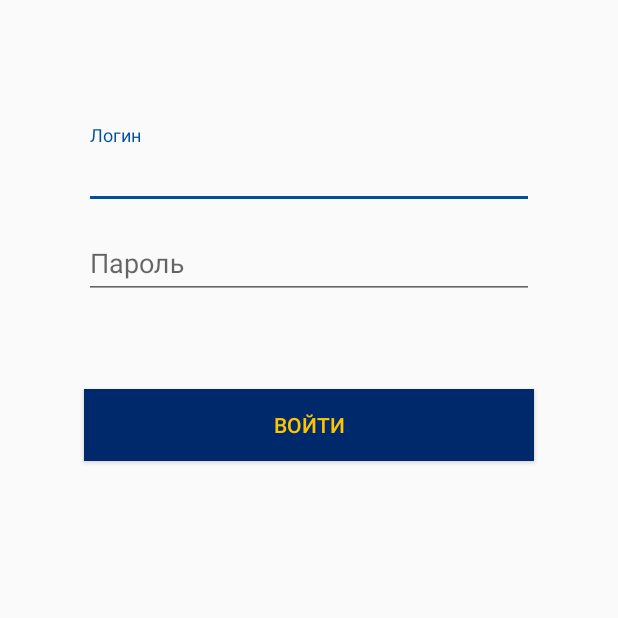
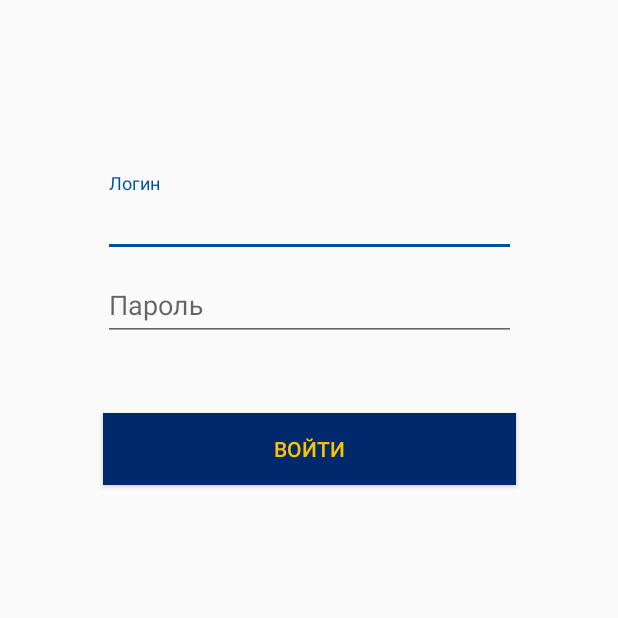
Before and after one commit to Nagan11/journal, an Android app: the screen it shows after launch (LogInActivity), on a phone screen of 412 x 824 dp, the top half of it. Run offline under Robolectric (Android 15) with nearby library versions, the phone set to English and light mode, and no system bars.

Commit message:
CC
> Login root layout is Constraint Layout now
> Some class properties moved from YearData to WeekManager

```diff
--- a/app/src/main/java/com/example/journal/LogInActivity.java
+++ b/app/src/main/java/com/example/journal/LogInActivity.java
@@ -33,7 +33,7 @@ public class LogInActivity extends AppCompatActivity {
     private RealNameParser realNameParser;
     private String realName;
 
-    private Button loginButton;
+    private Button logInButton;
 
 
     @Override
@@ -48,12 +48,12 @@ public class LogInActivity extends AppCompatActivity {
 
         logInManager = new LogInManager(ROOT_DIRECTORY);
 
-        mainMenuActivity = new Intent(this, MainMenuActivity.class);
+        mainMenuActivity = new Intent(CONTEXT, MainMenuActivity.class);
 
         breakLoginAttempt = false;
 
-        loginButton = findViewById(R.id.LoginButton);
-        enableLoginButton();
+        logInButton = findViewById(R.id.LogInButton);
+        enableLogInButton();
     }
 
     @Override
@@ -61,12 +61,12 @@ public class LogInActivity extends AppCompatActivity {
 
     public void loginButtonOnClick(View view) {
         try {
-            disableLoginButton();
+            disableLogInButton();
             loginThread = new Thread(new LoginRunnable());
             loginAwaitThread = new Thread(new LoginAwaitRunnable());
             loginThread.start();
         } catch (Exception e) {
-            enableLoginButton();
+            enableLogInButton();
             System.out.println(e);
         }
     }
@@ -125,7 +125,7 @@ public class LogInActivity extends AppCompatActivity {
                             Toast.makeText(CONTEXT, "Wrong login or password", Toast.LENGTH_SHORT).show();
                         }
                     });
-                    enableLoginButton();
+                    enableLogInButton();
                     break;
                 case ERROR_OCCURED:
                     runOnUiThread(new Runnable() {
@@ -133,7 +133,7 @@ public class LogInActivity extends AppCompatActivity {
                             Toast.makeText(CONTEXT, "Error occured", Toast.LENGTH_SHORT).show();
                         }
                     });
-                    enableLoginButton();
+                    enableLogInButton();
                     break;
                 case DEFAULT:
                     runOnUiThread(new Runnable() {
@@ -141,7 +141,7 @@ public class LogInActivity extends AppCompatActivity {
                             Toast.makeText(CONTEXT, "WTF", Toast.LENGTH_SHORT).show();
                         }
                     });
-                    enableLoginButton();
+                    enableLogInButton();
                     break;
             }
         }
@@ -156,17 +156,17 @@ public class LogInActivity extends AppCompatActivity {
 
     }
 
-    private void enableLoginButton() {
+    private void enableLogInButton() {
         runOnUiThread(new Runnable() {
             public void run() {
-                loginButton.setEnabled(true);
+                logInButton.setEnabled(true);
             }
         });
     }
-    private void disableLoginButton() {
+    private void disableLogInButton() {
         runOnUiThread(new Runnable() {
             public void run() {
-                loginButton.setEnabled(false);
+                logInButton.setEnabled(false);
             }
         });
     }
--- a/app/src/main/res/layout/activity_new_user_login.xml
+++ b/app/src/main/res/layout/activity_new_user_login.xml
@@ -1,5 +1,5 @@
 <?xml version="1.0" encoding="utf-8"?>
-<androidx.coordinatorlayout.widget.CoordinatorLayout xmlns:android="http://schemas.android.com/apk/res/android"
+<androidx.constraintlayout.widget.ConstraintLayout xmlns:android="http://schemas.android.com/apk/res/android"
     xmlns:app="http://schemas.android.com/apk/res-auto"
     xmlns:tools="http://schemas.android.com/tools"
     android:layout_width="match_parent"
@@ -7,36 +7,16 @@
     android:fitsSystemWindows="false"
     tools:context=".LogInActivity">
 
-    <com.google.android.material.appbar.AppBarLayout
-        android:layout_width="match_parent"
-        android:layout_height="wrap_content"
-        android:theme="@style/AppTheme.AppBarOverlay" />
-
-    <LinearLayout
-        android:id="@+id/LnpWindowLayout"
-        android:layout_width="match_parent"
-        android:layout_height="283dp"
-        android:orientation="vertical">
-
-    </LinearLayout>
-
-    <LinearLayout
-        android:id="@+id/LnpLayout"
-        android:layout_width="match_parent"
-        android:layout_height="60dp"
-        android:orientation="vertical"
-        app:layout_anchor="@+id/LnpWindowLayout"
-        app:layout_anchorGravity="center">
-
-    </LinearLayout>
-
     <com.google.android.material.textfield.TextInputLayout
         android:id="@+id/UsernameField"
-        android:layout_width="300dp"
+        android:layout_width="275dp"
         android:layout_height="wrap_content"
         app:counterEnabled="false"
-        app:layout_anchor="@+id/LnpLayout"
-        app:layout_anchorGravity="top|center">
+        app:layout_constraintBottom_toBottomOf="parent"
+        app:layout_constraintEnd_toEndOf="parent"
+        app:layout_constraintStart_toStartOf="parent"
+        app:layout_constraintTop_toTopOf="parent"
+        app:layout_constraintVertical_bias="0.15">
 
         <com.google.android.material.textfield.TextInputEditText
             android:id="@+id/UsernameInput"
@@ -49,10 +29,13 @@
 
     <com.google.android.material.textfield.TextInputLayout
         android:id="@+id/PasswordField"
-        android:layout_width="300dp"
+        android:layout_width="275dp"
         android:layout_height="wrap_content"
-        app:layout_anchor="@+id/LnpLayout"
-        app:layout_anchorGravity="bottom|center">
+        app:layout_constraintBottom_toBottomOf="parent"
+        app:layout_constraintEnd_toEndOf="parent"
+        app:layout_constraintStart_toStartOf="parent"
+        app:layout_constraintTop_toBottomOf="@+id/UsernameField"
+        app:layout_constraintVertical_bias="0.0">
 
         <com.google.android.material.textfield.TextInputEditText
             android:id="@+id/PasswordInput"
@@ -65,14 +48,18 @@
     </com.google.android.material.textfield.TextInputLayout>
 
     <Button
-        android:id="@+id/LoginButton"
-        android:layout_width="300dp"
+        android:id="@+id/LogInButton"
+        android:layout_width="275dp"
         android:layout_height="wrap_content"
+        android:layout_marginTop="48dp"
         android:background="@color/DarkBlue"
         android:onClick="loginButtonOnClick"
         android:text="@string/login_button_text"
         android:textColor="@color/DarkYellow"
-        app:layout_anchor="@+id/LnpWindowLayout"
-        app:layout_anchorGravity="bottom|center" />
+        app:layout_constraintBottom_toBottomOf="parent"
+        app:layout_constraintEnd_toEndOf="parent"
+        app:layout_constraintStart_toStartOf="parent"
+        app:layout_constraintTop_toBottomOf="@+id/PasswordField"
+        app:layout_constraintVertical_bias="0.0" />
 
-</androidx.coordinatorlayout.widget.CoordinatorLayout>
+</androidx.constraintlayout.widget.ConstraintLayout>
```
Also changed, not shown: app/src/main/java/com/example/journal/MainMenuActivity.java (+8 -13 lines), app/src/main/java/com/example/journal/PageDownloader.java (+5 -2 lines), app/src/main/java/com/example/journal/WeekManager.java (+86 -2 lines), app/src/main/java/com/example/journal/YearData.java (+9 -94 lines), app/src/main/res/layout/activity_main_menu.xml (+10 -10 lines).
